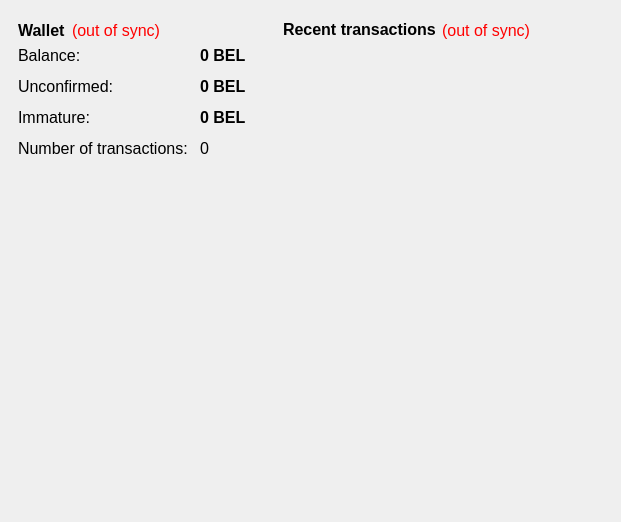
First picture: the form in src/qt/forms/overviewpage.ui, repository heodol/NewyorkCoin, before the edit.
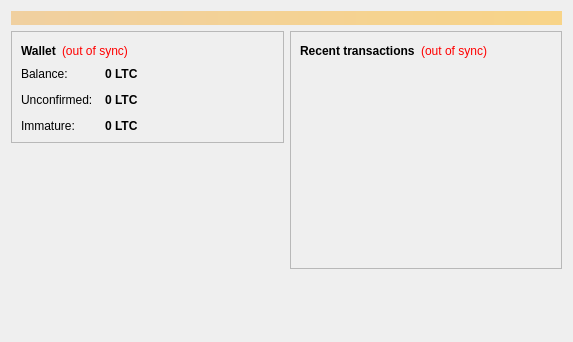
Second picture: the form after the edit. Icons and pictures are not drawn.

What changed in the file:
```diff
--- a/src/qt/forms/overviewpage.ui
+++ b/src/qt/forms/overviewpage.ui
@@ -6,43 +6,41 @@
    <rect>
     <x>0</x>
     <y>0</y>
-    <width>621</width>
-    <height>522</height>
+    <width>573</width>
+    <height>342</height>
    </rect>
   </property>
   <property name="windowTitle">
    <string>Form</string>
   </property>
-  <property name="layoutDirection">
-   <enum>Qt::LeftToRight</enum>
-  </property>
-  <layout class="QHBoxLayout" name="horizontalLayout" stretch="0,0,1">
-   <property name="leftMargin">
-    <number>9</number>
-   </property>
-   <property name="bottomMargin">
-    <number>10</number>
-   </property>
+  <layout class="QVBoxLayout" name="topLayout">
+   <item>
+    <widget class="QLabel" name="labelAlerts">
+     <property name="visible">
+      <bool>false</bool>
+     </property>
+     <property name="styleSheet">
+      <string notr="true">background-color: qlineargradient(x1: 0, y1: 0, x2: 1, y2: 0, stop:0 #F0D0A0, stop:1 #F8D488); color:#000000;</string>
+     </property>
+     <property name="wordWrap">
+      <bool>true</bool>
+     </property>
+     <property name="margin">
+      <number>3</number>
+     </property>
+    </widget>
+   </item>
+   <item>
+    <layout class="QHBoxLayout" name="horizontalLayout" stretch="1,1">
    <item>
     <layout class="QVBoxLayout" name="verticalLayout_2">
-     <property name="leftMargin">
-      <number>0</number>
-     </property>
      <item>
       <widget class="QFrame" name="frame">
-       <property name="font">
-        <font>
-         <pointsize>12</pointsize>
-        </font>
-       </property>
        <property name="frameShape">
-        <enum>QFrame::NoFrame</enum>
+          <enum>QFrame::StyledPanel</enum>
        </property>
        <property name="frameShadow">
-        <enum>QFrame::Plain</enum>
-       </property>
-       <property name="lineWidth">
-        <number>0</number>
+          <enum>QFrame::Raised</enum>
        </property>
        <layout class="QVBoxLayout" name="verticalLayout_4">
         <item>
@@ -51,7 +49,6 @@
            <widget class="QLabel" name="label_5">
             <property name="font">
              <font>
-              <pointsize>12</pointsize>
               <weight>75</weight>
               <bold>true</bold>
              </font>
@@ -63,11 +60,6 @@
           </item>
           <item>
            <widget class="QLabel" name="labelWalletStatus">
-            <property name="font">
-             <font>
-              <pointsize>12</pointsize>
-             </font>
-            </property>
             <property name="toolTip">
              <string>The displayed information may be out of date. Your wallet automatically synchronizes with the newyorkc network after a connection is established, but this process has not completed yet.</string>
             </property>
@@ -110,11 +102,6 @@
           </property>
           <item row="0" column="0">
            <widget class="QLabel" name="label">
-            <property name="font">
-             <font>
-              <pointsize>12</pointsize>
-             </font>
-            </property>
             <property name="text">
              <string>Balance:</string>
             </property>
@@ -124,7 +111,6 @@
            <widget class="QLabel" name="labelBalance">
             <property name="font">
              <font>
-              <pointsize>12</pointsize>
               <weight>75</weight>
               <bold>true</bold>
              </font>
@@ -136,7 +122,7 @@
              <string>Your current balance</string>
             </property>
             <property name="text">
-             <string notr="true">0 BEL</string>
+               <string notr="true">0 LTC</string>
             </property>
             <property name="textInteractionFlags">
              <set>Qt::LinksAccessibleByMouse|Qt::TextSelectableByKeyboard|Qt::TextSelectableByMouse</set>
@@ -145,11 +131,6 @@
           </item>
           <item row="1" column="0">
            <widget class="QLabel" name="label_3">
-            <property name="font">
-             <font>
-              <pointsize>12</pointsize>
-             </font>
-            </property>
             <property name="text">
              <string>Unconfirmed:</string>
             </property>
@@ -159,7 +140,6 @@
            <widget class="QLabel" name="labelUnconfirmed">
             <property name="font">
              <font>
-              <pointsize>12</pointsize>
               <weight>75</weight>
               <bold>true</bold>
              </font>
@@ -171,47 +151,15 @@
              <string>Total of transactions that have yet to be confirmed, and do not yet count toward the current balance</string>
             </property>
             <property name="text">
-             <string notr="true">0 BEL</string>
+               <string notr="true">0 LTC</string>
             </property>
             <property name="textInteractionFlags">
              <set>Qt::LinksAccessibleByMouse|Qt::TextSelectableByKeyboard|Qt::TextSelectableByMouse</set>
             </property>
            </widget>
           </item>
-          <item row="3" column="0">
-           <widget class="QLabel" name="label_2">
-            <property name="font">
-             <font>
-              <pointsize>12</pointsize>
-             </font>
-            </property>
-            <property name="text">
-             <string>Number of transactions:</string>
-            </property>
-           </widget>
-          </item>
-          <item row="3" column="1">
-           <widget class="QLabel" name="labelNumTransactions">
-            <property name="font">
-             <font>
-              <pointsize>12</pointsize>
-             </font>
-            </property>
-            <property name="toolTip">
-             <string>Total number of transactions in wallet</string>
-            </property>
-            <property name="text">
-             <string notr="true">0</string>
-            </property>
-           </widget>
-          </item>
           <item row="2" column="0">
            <widget class="QLabel" name="labelImmatureText">
-            <property name="font">
-             <font>
-              <pointsize>12</pointsize>
-             </font>
-            </property>
             <property name="text">
              <string>Immature:</string>
             </property>
@@ -221,7 +169,6 @@
            <widget class="QLabel" name="labelImmature">
             <property name="font">
              <font>
-              <pointsize>12</pointsize>
               <weight>75</weight>
               <bold>true</bold>
              </font>
@@ -230,7 +177,7 @@
              <string>Mined balance that has not yet matured</string>
             </property>
             <property name="text">
-             <string notr="true">0 BEL</string>
+               <string notr="true">0 LTC</string>
             </property>
             <property name="textInteractionFlags">
              <set>Qt::LinksAccessibleByMouse|Qt::TextSelectableByKeyboard|Qt::TextSelectableByMouse</set>
@@ -243,74 +190,45 @@
       </widget>
      </item>
      <item>
-      <spacer name="verticalSpacer">
-       <property name="orientation">
-        <enum>Qt::Vertical</enum>
-       </property>
-       <property name="sizeHint" stdset="0">
-        <size>
-         <width>20</width>
-         <height>40</height>
-        </size>
-       </property>
-      </spacer>
-     </item>
-     <item>
-      <widget class="QLabel" name="label_wallet_bgcoin">
+        <widget class="QLabel" name="label_2">
        <property name="text">
         <string/>
        </property>
        <property name="pixmap">
-        <pixmap resource="../bitcoin.qrc">:/images/wallet_bgcoin</pixmap>
-       </property>
-       <property name="scaledContents">
-        <bool>false</bool>
-       </property>
-       <property name="alignment">
-        <set>Qt::AlignBottom|Qt::AlignLeading|Qt::AlignLeft</set>
-       </property>
-       <property name="margin">
-        <number>-2</number>
-       </property>
-      </widget>
-     </item>
-    </layout>
+          <pixmap resource="../bitcoin.qrc">:/images/res/images/inwallet.png</pixmap>
+         </property>
+        </widget>
    </item>
    <item>
-    <widget class="QLabel" name="label_6">
-     <property name="text">
-      <string/>
-     </property>
-    </widget>
+        <spacer name="verticalSpacer">
+         <property name="orientation">
+          <enum>Qt::Vertical</enum>
+         </property>
+         <property name="sizeHint" stdset="0">
+          <size>
+           <width>20</width>
+           <height>40</height>
+          </size>
+         </property>
+        </spacer>
+       </item>
+      </layout>
    </item>
    <item>
     <layout class="QVBoxLayout" name="verticalLayout_3">
      <item>
       <widget class="QFrame" name="frame_2">
-       <property name="font">
-        <font>
-         <pointsize>12</pointsize>
-        </font>
-       </property>
        <property name="frameShape">
-        <enum>QFrame::NoFrame</enum>
+          <enum>QFrame::StyledPanel</enum>
        </property>
        <property name="frameShadow">
-        <enum>QFrame::Plain</enum>
-       </property>
-       <property name="lineWidth">
-        <number>0</number>
+          <enum>QFrame::Raised</enum>
        </property>
        <layout class="QVBoxLayout" name="verticalLayout">
         <item>
          <layout class="QHBoxLayout" name="horizontalLayout_2">
           <item>
            <widget class="QLabel" name="label_4">
-            <property name="font">
-             <font>
-              <pointsize>12</pointsize>
-             </font>
-            </property>
             <property name="text">
              <string>&lt;b&gt;Recent transactions&lt;/b&gt;</string>
             </property>
@@ -318,11 +236,6 @@
           </item>
           <item>
            <widget class="QLabel" name="labelTransactionsStatus">
-            <property name="font">
-             <font>
-              <pointsize>12</pointsize>
-             </font>
-            </property>
             <property name="toolTip">
              <string>The displayed information may be out of date. Your wallet automatically synchronizes with the newyorkc network after a connection is established, but this process has not completed yet.</string>
             </property>
@@ -360,9 +273,6 @@
           <property name="frameShape">
            <enum>QFrame::NoFrame</enum>
           </property>
-          <property name="frameShadow">
-           <enum>QFrame::Plain</enum>
-          </property>
           <property name="verticalScrollBarPolicy">
            <enum>Qt::ScrollBarAlwaysOff</enum>
           </property>
@@ -389,6 +299,8 @@
         </size>
        </property>
       </spacer>
+       </item>
+      </layout>
      </item>
     </layout>
    </item>
```
Lines whose indentation alone changed are shown as unchanged.
